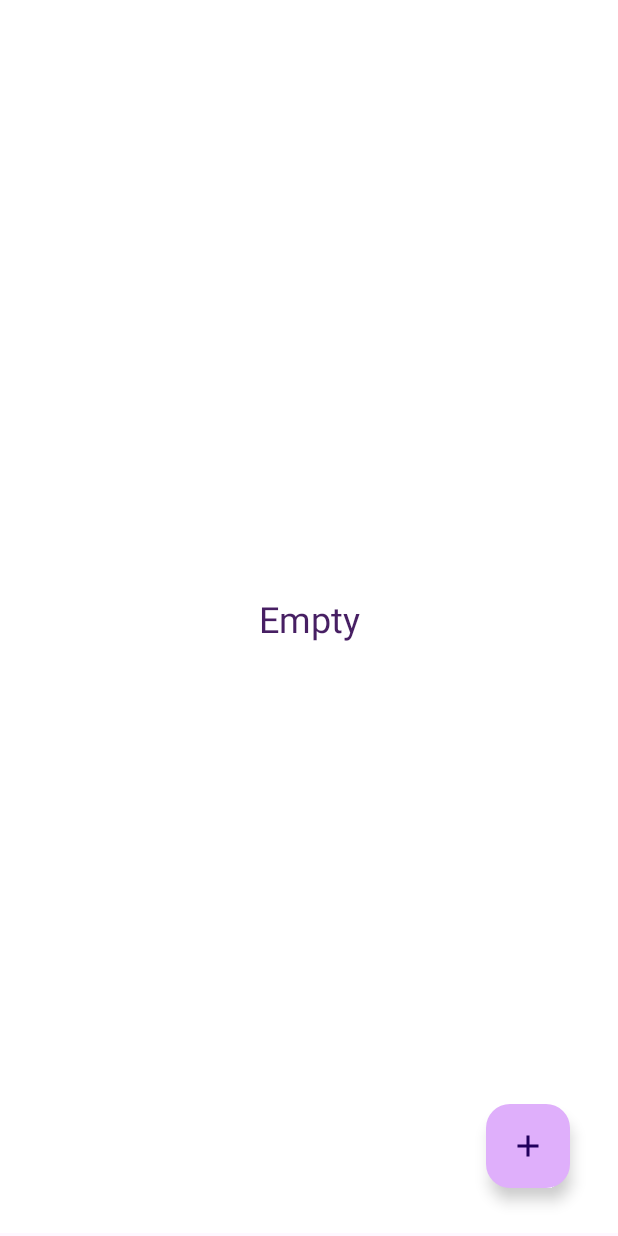
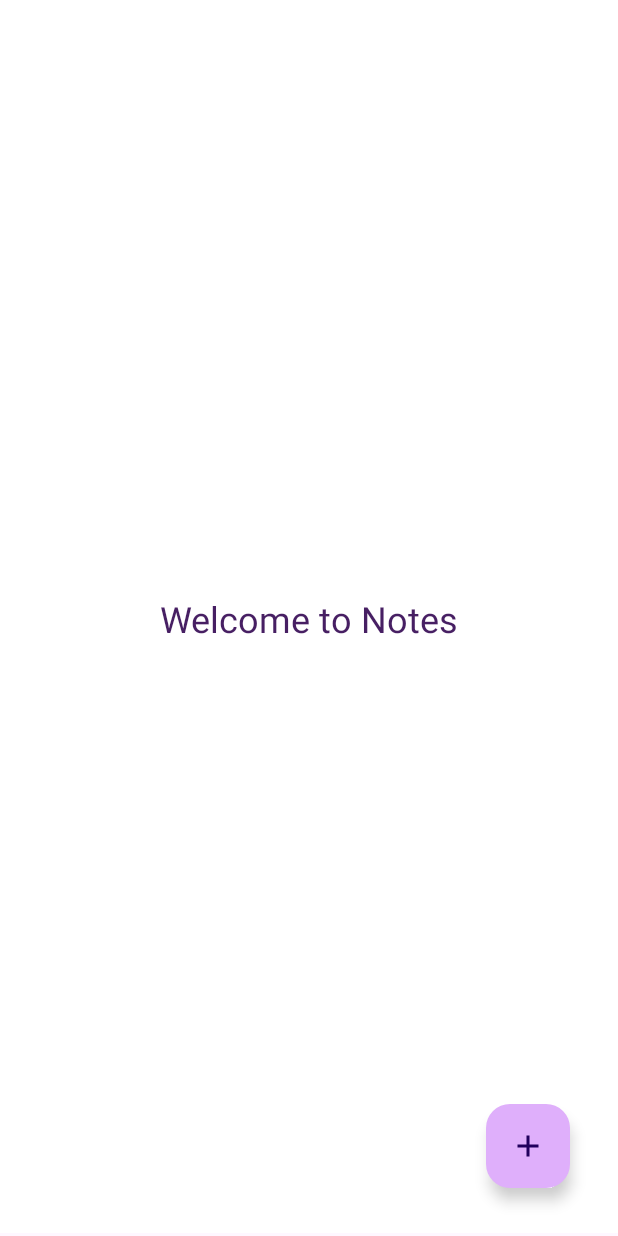
Before and after one commit to VladaZh/Notes, an Android app: the screen it shows after launch (MainActivity), on a phone screen of 412 x 824 dp. Run offline under Robolectric (Android 15) with nearby library versions, the phone set to English and light mode, and no system bars.

Commit message:
main title change

```diff
--- a/app/src/main/res/layout/activity_main.xml
+++ b/app/src/main/res/layout/activity_main.xml
@@ -40,7 +40,7 @@
         android:id="@+id/tvNoElements"
         android:layout_width="wrap_content"
         android:layout_height="wrap_content"
-        android:text="Empty"
+        android:text="Welcome to Notes"
         android:textColor="@color/textColor"
         android:textSize="24sp"
         app:layout_constraintBottom_toBottomOf="parent"
```
